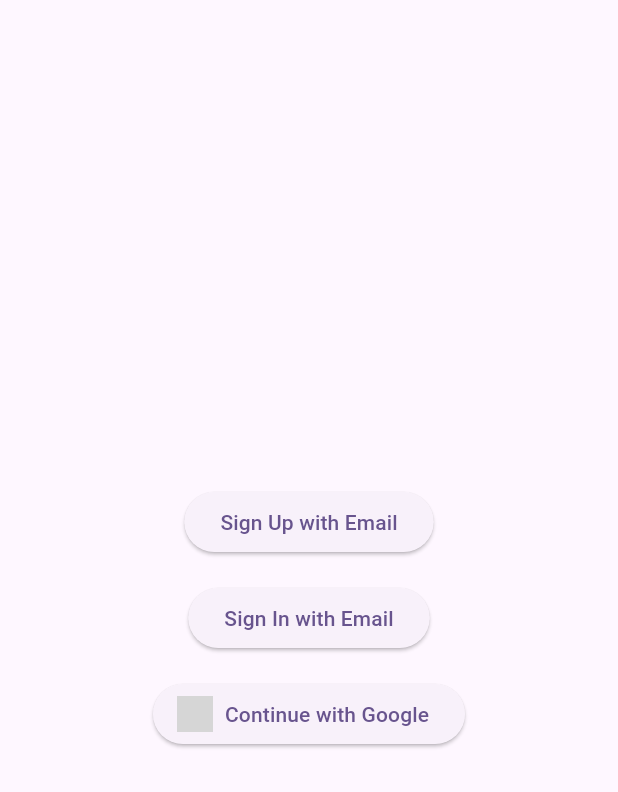
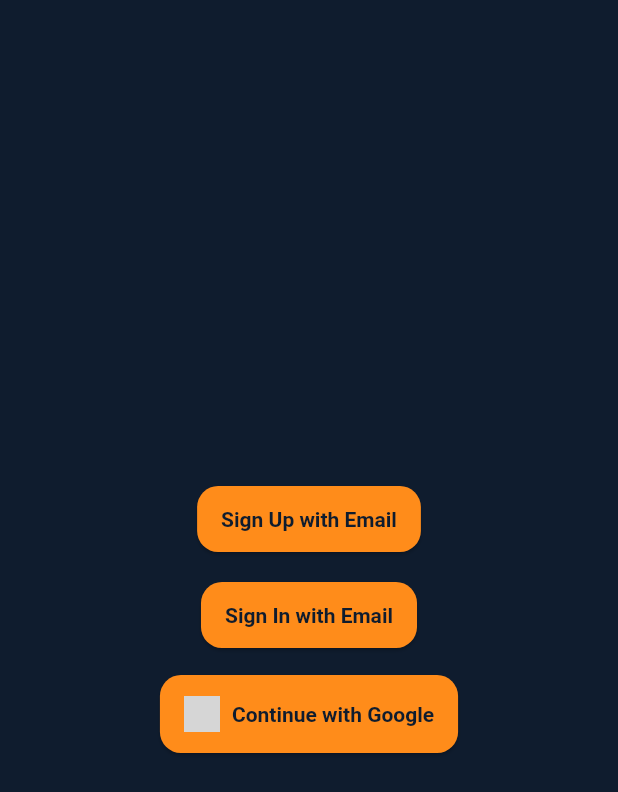
Before and after one commit to Wysepka/SportM8s, a Flutter app: the screen it shows after launch, on a phone screen of 412 x 824 dp. Shown: the top 792 px of the screen. Run offline on Flutter 3.47's test engine with Material 3 defaults, Android fonts, the phone set to English and light mode, and no system bars; our stand-ins replace firebase_auth, firebase_core, flutter_html, flutter_map, flutter_riverpod, google_sign_in and 4 more; missing offline and left inert: dart:ffi; accounts and stored records are empty; generated files the repository leaves out were written again; network calls fail; grey boxes are pictures that could not be loaded.

Commit message:
Added dark theme. Added SportM8sColors class for colors ref. Adjusted visual widgets to use theme, or copy with it

```diff
--- a/lib/features/auth/presentation/screens/login_screen.dart
+++ b/lib/features/auth/presentation/screens/login_screen.dart
@@ -24,7 +24,7 @@ class LoginScreen extends ConsumerWidget {
         ),
       );
     }
-
+    this.log.i('APP_ENV = ${ServerService.appEnv}');
     return Scaffold(
       body: Center(
         child: Column(
--- /dev/null
+++ b/lib/graphics/color_palette.dart
@@ -0,0 +1,8 @@
+import 'dart:ui';
+
+const Color primaryColor = Color(0xFF0F1C2E);
+const Color surfaceColor = Color(0xFF18283A);
+const Color accentColor = Color(0xFFFF8C1A);
+const Color successColor = Color(0xFF2FBF71);
+const Color textPrimary = Color(0xFFF5F7FA);
+const Color textSecondary = Color(0xFFA1ACB8);
--- /dev/null
+++ b/lib/graphics/sportm8s_themes.dart
@@ -0,0 +1,288 @@
+import 'package:flutter/material.dart';
+import 'package:flutter/services.dart';
+
+
+class SportM8sColors {
+  // Core
+  static const primary = Color(0xFF0F1C2E); // Midnight Navy (scaffold/app shell)
+  static const surface = Color(0xFF18283A); // Dark Steel (cards/sheets)
+  static const accent = Color(0xFFFF8C1A); // Sport Orange (CTA)
+  static const success = Color(0xFF2FBF71); // Active Green
+
+  // Text
+  static const textPrimary = Color(0xFFF5F7FA);
+  static const textSecondary = Color(0xFFA1ACB8);
+
+  // UI
+  static const divider = Color(0xFF243447);
+  static const disabled = Color(0xFF5F6B78);
+
+  // Status
+  static const warning = Color(0xFFF2B705);
+  static const error = Color(0xFFD94C4C);
+  static const info = Color(0xFF3A7CA5);
+
+  static const surfaceContainerHighest = const Color(0xC11C2538);
+}
+
+class SportM8sTheme {
+  static ColorScheme darkScheme = const ColorScheme.dark(
+    primary: SportM8sColors.primary,
+    onPrimary: SportM8sColors.textPrimary,
+
+    secondary: SportM8sColors.accent,
+    onSecondary: Color(0xFF0F1C2E), // readable on orange
+
+    tertiary: SportM8sColors.success,
+    onTertiary: Color(0xFF0F1C2E),
+
+    surface: SportM8sColors.surface,
+    onSurface: SportM8sColors.textPrimary,
+
+    background: SportM8sColors.primary,
+    onBackground: SportM8sColors.textPrimary,
+
+    error: SportM8sColors.error,
+    onError: SportM8sColors.textPrimary,
+
+    surfaceContainerHighest: SportM8sColors.surfaceContainerHighest,
+
+  );
+
+  static Theme datePickerTheme(Widget? child, BuildContext context) {
+    final base = Theme.of(context);
+
+    return Theme(
+      data: base.copyWith(
+        colorScheme: base.colorScheme.copyWith(
+          // Selected day + header action color
+          primary: SportM8sColors.accent,
+          onPrimary: SportM8sColors.primary,
+
+          // Dialog surface + calendar text
+          surface: SportM8sColors.surface,
+          onSurface: SportM8sColors.textPrimary,
+
+          // Optional: errors
+          error: SportM8sColors.error,
+          onError: SportM8sColors.textPrimary,
+        ),
+
+        dialogBackgroundColor: SportM8sColors.surface,
+
+        datePickerTheme: DatePickerThemeData(
+          backgroundColor: SportM8sColors.surface,
+
+          headerBackgroundColor: SportM8sColors.primary,
+          headerForegroundColor: SportM8sColors.textPrimary,
+
+          // "Today" outline / highlight
+          todayForegroundColor: MaterialStateProperty.all(SportM8sColors.accent),
+
+          // Day numbers
+          dayForegroundColor:
+          MaterialStateProperty.all(SportM8sColors.textPrimary),
+
+          // Selected day circle + its text
+          dayBackgroundColor: MaterialStateProperty.resolveWith((states) {
+            if (states.contains(MaterialState.selected)) {
+              return SportM8sColors.accent;
+            }
+            return null;
+          }),
+          dayOverlayColor: MaterialStateProperty.resolveWith((states) {
+            if (states.contains(MaterialState.pressed) ||
+                states.contains(MaterialState.hovered) ||
+                states.contains(MaterialState.focused)) {
+              return SportM8sColors.accent.withOpacity(0.12);
+            }
+            return null;
+          }),
+          dayStyle: const TextStyle(color: SportM8sColors.textPrimary),
+          weekdayStyle: const TextStyle(color: SportM8sColors.textSecondary),
+          yearStyle: const TextStyle(color: SportM8sColors.textPrimary),
+
+          // Top row + dividers
+          dividerColor: SportM8sColors.divider,
+
+          // Buttons (Cancel/OK)
+          cancelButtonStyle: TextButton.styleFrom(
+            foregroundColor: SportM8sColors.textSecondary,
+          ),
+          confirmButtonStyle: TextButton.styleFrom(
+            foregroundColor: SportM8sColors.accent,
+          ),
+        ),
+      ),
+      child: child!,
+    );
+  }
+
+  static Theme timePickerTheme(Widget? child, BuildContext context) {
+    final base = Theme.of(context);
+
+    return Theme(
+      data: base.copyWith(
+        colorScheme: base.colorScheme.copyWith(
+          primary: SportM8sColors.accent,
+          onPrimary: SportM8sColors.primary,
+          surface: SportM8sColors.surface,
+          onSurface: SportM8sColors.textPrimary,
+        ),
+
+        dialogBackgroundColor: SportM8sColors.surface,
+
+        timePickerTheme: TimePickerThemeData(
+          backgroundColor: SportM8sColors.surface,
+
+          // Header (Material 3)
+          hourMinuteTextColor: SportM8sColors.textPrimary,
+          hourMinuteColor: SportM8sColors.primary,
+
+          // When selected, make the field orange
+          hourMinuteTextStyle: const TextStyle(
+            fontWeight: FontWeight.w800,
+          ),
+
+          dayPeriodTextColor: SportM8sColors.textPrimary,
+          dayPeriodColor: SportM8sColors.primary,
+          dayPeriodBorderSide: const BorderSide(color: SportM8sColors.divider),
+
+          dialBackgroundColor: SportM8sColors.primary,
+          dialTextColor: SportM8sColors.textPrimary,
+          dialHandColor: SportM8sColors.accent,
+          dialTextStyle: const TextStyle(fontWeight: FontWeight.w700),
+
+          entryModeIconColor: SportM8sColors.accent,
+
+          // Buttons
+          cancelButtonStyle: TextButton.styleFrom(
+            foregroundColor: SportM8sColors.textSecondary,
+          ),
+          confirmButtonStyle: TextButton.styleFrom(
+            foregroundColor: SportM8sColors.accent,
+          ),
+        ),
+      ),
+      child: child!,
+    );
+  }
+
+
+  static ThemeData dark() {
+    final scheme = darkScheme;
+
+    return ThemeData(
+      useMaterial3: true,
+      colorScheme: scheme,
+
+      scaffoldBackgroundColor: SportM8sColors.primary,
+
+      appBarTheme: const AppBarTheme(
+        backgroundColor: SportM8sColors.primary,
+        foregroundColor: SportM8sColors.textPrimary,
+        centerTitle: true,
+        systemOverlayStyle: SystemUiOverlayStyle(
+          statusBarColor: Colors.transparent,
+          statusBarIconBrightness: Brightness.light,
+          statusBarBrightness: Brightness.dark,
+        ),
+      ),
+
+      cardTheme: CardTheme(
+        color: SportM8sColors.surface,
+        elevation: 0,
+        shape: RoundedRectangleBorder(borderRadius: BorderRadius.circular(16)),
+      ),
+
+      dividerTheme: const DividerThemeData(
+        color: SportM8sColors.divider,
+        thickness: 1,
+        space: 1,
+      ),
+
+      textTheme: const TextTheme(
+        titleLarge: TextStyle(color: SportM8sColors.textPrimary, fontWeight: FontWeight.w700),
+        titleMedium: TextStyle(color: SportM8sColors.textPrimary, fontWeight: FontWeight.w600),
+        bodyLarge: TextStyle(color: SportM8sColors.textPrimary),
+        bodyMedium: TextStyle(color: SportM8sColors.textPrimary),
+        bodySmall: TextStyle(color: SportM8sColors.textSecondary),
+        labelLarge: TextStyle(color: SportM8sColors.textPrimary, fontWeight: FontWeight.w600),
+        labelMedium: TextStyle(color: SportM8sColors.textSecondary),
+      ),
+
+      elevatedButtonTheme: ElevatedButtonThemeData(
+        style: ElevatedButton.styleFrom(
+          backgroundColor: SportM8sColors.accent,
+          foregroundColor: SportM8sColors.primary,
+          disabledBackgroundColor: SportM8sColors.disabled,
+          disabledForegroundColor: SportM8sColors.textSecondary,
+          padding: const EdgeInsets.symmetric(horizontal: 16, vertical: 14),
+          shape: RoundedRectangleBorder(borderRadius: BorderRadius.circular(14)),
+          textStyle: const TextStyle(fontWeight: FontWeight.w700),
+        ),
+      ),
+
+      filledButtonTheme: FilledButtonThemeData(
+        style: FilledButton.styleFrom(
+          backgroundColor: SportM8sColors.accent,
+          foregroundColor: SportM8sColors.primary,
+          shape: RoundedRectangleBorder(borderRadius: BorderRadius.circular(14)),
+          textStyle: const TextStyle(fontWeight: FontWeight.w700),
+        ),
+      ),
+
+      outlinedButtonTheme: OutlinedButtonThemeData(
+        style: OutlinedButton.styleFrom(
+          foregroundColor: SportM8sColors.textPrimary,
+          side: const BorderSide(color: SportM8sColors.divider),
+          shape: RoundedRectangleBorder(borderRadius: BorderRadius.circular(14)),
+        ),
+      ),
+
+      inputDecorationTheme: InputDecorationTheme(
+        filled: true,
+        fillColor: SportM8sColors.surface,
+        hintStyle: const TextStyle(color: SportM8sColors.textSecondary),
+        labelStyle: const TextStyle(color: SportM8sColors.textSecondary),
+        border: OutlineInputBorder(
+          borderRadius: BorderRadius.circular(14),
+          borderSide: const BorderSide(color: SportM8sColors.divider),
+        ),
+        enabledBorder: OutlineInputBorder(
+          borderRadius: BorderRadius.circular(14),
+          borderSide: const BorderSide(color: SportM8sColors.divider),
+        ),
+        focusedBorder: OutlineInputBorder(
+          borderRadius: BorderRadius.circular(14),
+          borderSide: const BorderSide(color: SportM8sColors.accent, width: 1.5),
+        ),
+        errorBorder: OutlineInputBorder(
+          borderRadius: BorderRadius.circular(14),
+          borderSide: const BorderSide(color: SportM8sColors.error),
+        ),
+        focusedErrorBorder: OutlineInputBorder(
+          borderRadius: BorderRadius.circular(14),
+          borderSide: const BorderSide(color: SportM8sColors.error, width: 1.5),
+        ),
+      ),
+
+      snackBarTheme: SnackBarThemeData(
+        backgroundColor: SportM8sColors.surface,
+        contentTextStyle: const TextStyle(color: SportM8sColors.textPrimary),
+        shape: RoundedRectangleBorder(borderRadius: BorderRadius.circular(14)),
+        behavior: SnackBarBehavior.floating,
+      ),
+    );
+  }
+
+  /// Call this once (e.g. in main()) to match Android status/nav bar to your theme.
+  static void setSystemUi() {
+    SystemChrome.setSystemUIOverlayStyle(const SystemUiOverlayStyle(
+      statusBarColor: Colors.transparent,
+      statusBarIconBrightness: Brightness.light,
+      systemNavigationBarColor: SportM8sColors.primary,
+      systemNavigationBarIconBrightness: Brightness.light,
+    ));
+  }
+}
--- a/lib/main.dart
+++ b/lib/main.dart
@@ -2,6 +2,7 @@ import 'package:firebase_core/firebase_core.dart';
 import 'package:flutter/material.dart';
 import 'package:flutter_riverpod/flutter_riverpod.dart';
 import 'package:sportm8s/features/auth/presentation/screens/aggreements_screen.dart';
+import 'package:sportm8s/graphics/sportm8s_themes.dart';
 import 'package:sportm8s/map/map_root_screen.dart';
 import 'package:sportm8s/profile/views/change_display_profile_screen.dart';
 import 'package:sportm8s/features/auth/presentation/screens/privacy_policy_screen.dart';
@@ -48,10 +49,7 @@ class MyApp extends ConsumerWidget {
   Widget build(BuildContext context, WidgetRef ref) {
     return MaterialApp(
       title: 'SportM8s',
-      theme: ThemeData(
-        colorScheme: ColorScheme.fromSeed(seedColor: Colors.deepPurple),
-        useMaterial3: true,
-      ),
+      theme: SportM8sTheme.dark(),
       home: Consumer(
         builder: (context, ref, child) {
           final authState = ref.watch(authStateProvider);
--- a/lib/map/panels/map_view_bottom_panel.dart
+++ b/lib/map/panels/map_view_bottom_panel.dart
@@ -80,6 +80,7 @@ class _MapViewBottomPanel extends State<MapViewBottomPanel>{
           width: double.infinity,
           height: 50,
           child: ElevatedButton.icon(
+              /*
               style: ElevatedButton.styleFrom(
                 shape: const RoundedRectangleBorder(
                   borderRadius: BorderRadius.all(Radius.circular(4))
@@ -87,6 +88,8 @@ class _MapViewBottomPanel extends State<MapViewBottomPanel>{
                 foregroundColor: Colors.black,
                 backgroundColor: Colors.yellow,
               ),
+
+               */
               icon: Icon(Icons.add, size: 35),
               onPressed: widget.onCreateEventEvent,
               //TODO Add localisation
@@ -110,6 +113,7 @@ class _MapViewBottomPanel extends State<MapViewBottomPanel>{
           width: double.infinity,
           height: 50,
           child: ElevatedButton.icon(
+              /*
               style: ElevatedButton.styleFrom(
                 shape: const RoundedRectangleBorder(
                   borderRadius: BorderRadius.all(Radius.circular(4)
@@ -118,6 +122,8 @@ class _MapViewBottomPanel extends State<MapViewBottomPanel>{
                 foregroundColor: Colors.black,
                 backgroundColor: Colors.yellow,
               ),
+
+               */
               icon: Icon(Icons.add, size: 35),
               onPressed: widget.onJoinEventEvent,
               //TODO Add localisation
--- a/lib/services/server_service.dart
+++ b/lib/services/server_service.dart
@@ -16,15 +16,16 @@ final serverServiceProvider = Provider((ref) {
   final httpClient = HttpClient()
     ..badCertificateCallback = ((X509Certificate cert, String host, int port) => ServerService.isRunningLocally);
   final client = IOClient(httpClient);
-
   return ServerService(client);
 });
 
 class ServerService {
   final LoggerService _logger = LoggerService();
   late final ServerUserService userService;
-  static const bool isRunningLocally = true;
-  //final String baseUrl;
+  static const String appEnv =
+  String.fromEnvironment('APP_ENV', defaultValue: 'dev');
+
+  static const bool isRunningLocally = appEnv == 'dev';  //final String baseUrl;
   final IOClient _client;
 
   static bool get isEmulator {
```
Also changed, not shown: lib/events/map_create_event_date_picker.dart (+16 -1 lines), lib/events/map_event_top_panel.dart (+52 -17 lines), lib/events/map_event_widget_container.dart (+21 -8 lines), lib/map/containers/map_event_panel_container.dart (+32 -6 lines).
